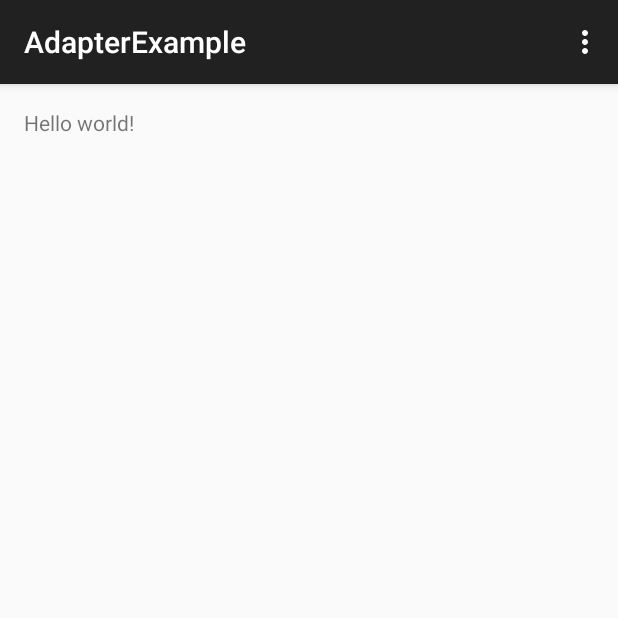
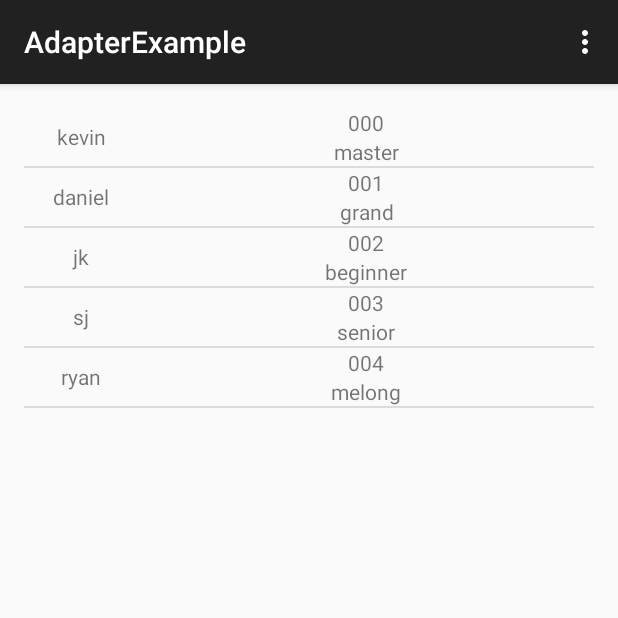
Before and after one commit to kyjkyj3/arrayadapterExample, an Android app: the screen it shows after launch (MainActivity), on a phone screen of 412 x 824 dp, the top half of it. Run offline under Robolectric (Android 15) with nearby library versions, the phone set to English and light mode, and no system bars.

Commit message:
for ryan

```diff
--- a/app/src/main/java/com/broft/adapterexample/MainActivity.java
+++ b/app/src/main/java/com/broft/adapterexample/MainActivity.java
@@ -1,18 +1,59 @@
 package com.broft.adapterexample;
 
+import android.os.Bundle;
 import android.support.v7.app.ActionBarActivity;
-import android.os.Bundle;
 import android.view.Menu;
 import android.view.MenuItem;
+import android.widget.ListView;
+
+import java.util.ArrayList;
 
 
 public class MainActivity extends ActionBarActivity {
-
+    ListView peopleListView;
+    PersonListAdapter personListAdapter;
     @Override
     protected void onCreate(Bundle savedInstanceState) {
         super.onCreate(savedInstanceState);
         setContentView(R.layout.activity_main);
+        peopleListView = (ListView) findViewById(R.id.lv_main);
+        ArrayList<Bundle> peopleList = new ArrayList<>();
+
+        peopleList.add(personBundle("kevin","000","master"));
+        peopleList.add(personBundle("daniel","001","grand"));
+        peopleList.add(personBundle("jk","002","beginner"));
+        peopleList.add(personBundle("sj","003","senior"));
+        peopleList.add(personBundle("ryan","004","melong"));
+
+        personListAdapter = new PersonListAdapter(this, R.layout.list_person, peopleList);
+
+        peopleListView.setAdapter(personListAdapter);
+
     }
+
+    private Bundle personBundle(String name, String phone, String stat) {
+        Bundle person = new Bundle();
+        person.putString("name", name);
+        person.putString("phone", phone);
+        person.putString("stat", stat);
+        return person;
+    }
+
+
+
+
+
+
+
+
+
+
+
+
+
+
+
+
 
     @Override
     public boolean onCreateOptionsMenu(Menu menu) {
--- /dev/null
+++ b/app/src/main/java/com/broft/adapterexample/PersonListAdapter.java
@@ -0,0 +1,42 @@
+package com.broft.adapterexample;
+
+import android.content.Context;
+import android.os.Bundle;
+import android.view.LayoutInflater;
+import android.view.View;
+import android.view.ViewGroup;
+import android.widget.ArrayAdapter;
+import android.widget.TextView;
+
+import java.util.ArrayList;
+
+/**
+ * Created by Kevin on 2015-07-16.
+ */
+public class PersonListAdapter extends ArrayAdapter<Bundle>{
+    private LayoutInflater inflater = null;
+    private ArrayList<Bundle> items;
+
+    public PersonListAdapter(Context context, int resource, ArrayList<Bundle> objects) {
+        super(context, resource, objects);
+        this.inflater = LayoutInflater.from(context);
+        this.items=objects;
+    }
+
+    @Override
+    public View getView(int position, View convertView, ViewGroup parent) {
+        View v = inflater.inflate(R.layout.list_person, null);;
+
+        Bundle bundle = getItem(position);
+
+        TextView nameTextView = (TextView) v.findViewById(R.id.tv_name);
+        TextView phoneTextView = (TextView) v.findViewById(R.id.tv_phone);
+        TextView statTextView = (TextView) v.findViewById(R.id.tv_stat);
+
+        nameTextView.setText(bundle.getString("name"));
+        phoneTextView.setText(bundle.getString("phone"));
+        statTextView.setText(bundle.getString("stat"));
+
+        return v;
+    }
+}
--- a/app/src/main/res/layout/activity_main.xml
+++ b/app/src/main/res/layout/activity_main.xml
@@ -5,7 +5,11 @@
     android:paddingTop="@dimen/activity_vertical_margin"
     android:paddingBottom="@dimen/activity_vertical_margin" tools:context=".MainActivity">
 
-    <TextView android:text="@string/hello_world" android:layout_width="wrap_content"
-        android:layout_height="wrap_content" />
-
+    <ListView
+        android:layout_width="fill_parent"
+        android:layout_height="fill_parent"
+        android:id="@+id/lv_main"
+        android:layout_centerVertical="true"
+        android:layout_alignParentRight="true"
+        android:layout_alignParentEnd="true" />
 </RelativeLayout>
--- /dev/null
+++ b/app/src/main/res/layout/list_person.xml
@@ -0,0 +1,38 @@
+<?xml version="1.0" encoding="utf-8"?>
+<LinearLayout xmlns:android="http://schemas.android.com/apk/res/android"
+    android:orientation="horizontal" android:layout_width="match_parent"
+    android:layout_height="70dp">
+
+    <TextView
+        android:layout_width="0dp"
+        android:layout_height="fill_parent"
+        android:text="Name"
+        android:id="@+id/tv_name"
+        android:gravity="center"
+        android:layout_weight="1" />
+
+    <LinearLayout
+        android:orientation="vertical"
+        android:layout_width="0dp"
+        android:layout_height="match_parent"
+        android:layout_weight="4">
+
+        <TextView
+            android:layout_width="fill_parent"
+            android:layout_height="0dp"
+            android:text="Phone"
+            android:id="@+id/tv_phone"
+            android:layout_gravity="center_horizontal"
+            android:gravity="center"
+            android:layout_weight="1" />
+
+        <TextView
+            android:layout_width="fill_parent"
+            android:layout_height="0dp"
+            android:text="Stat"
+            android:id="@+id/tv_stat"
+            android:layout_gravity="center_horizontal"
+            android:gravity="center"
+            android:layout_weight="1" />
+    </LinearLayout>
+</LinearLayout>
```
Also changed, not shown: 1 other file.
